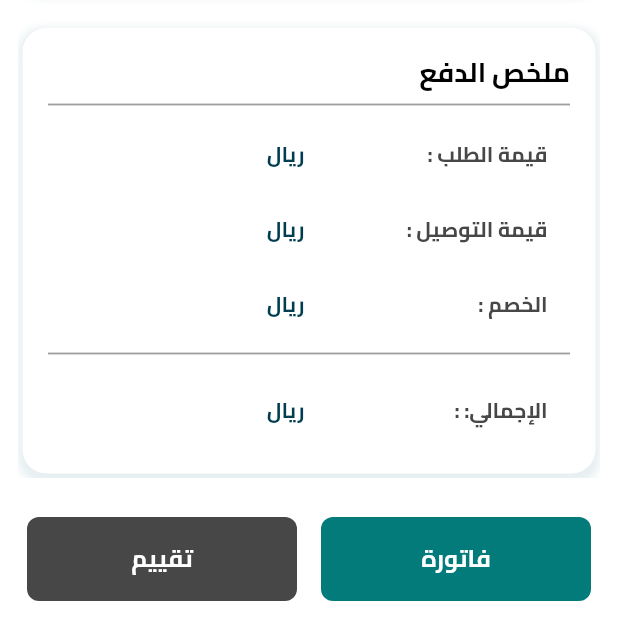
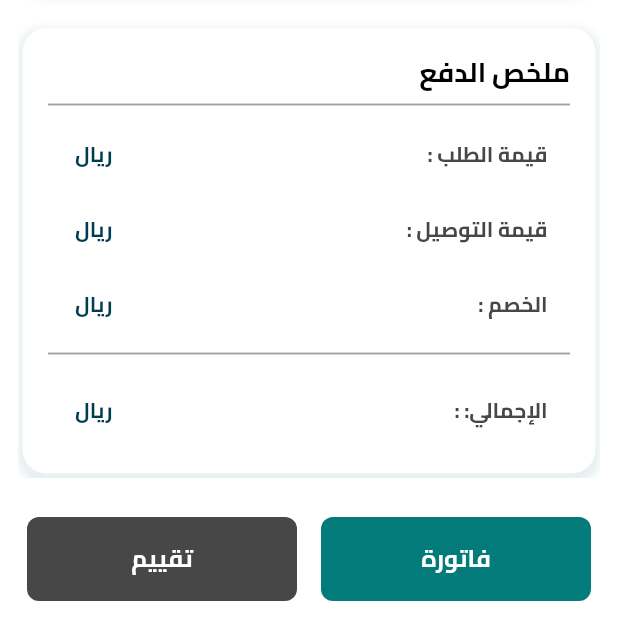
Before and after one commit to minazakaria88/obourkom_driver, a Flutter app: the CompletedOrderDetailsScreen screen opened directly with empty values, scrolled down 332 dp, on a phone screen of 412 x 824 dp, the part 608-1236 px from its top. Run offline on Flutter 3.47's test engine with Material 3 defaults, Android fonts, the phone set to English and light mode, and no system bars; drawn by our look-alikes of toastification; our stand-ins replace awesome_snackbar_content, bloc, cached_network_image, cloud_firestore, connectivity_plus, device_preview and 17 more; accounts and stored records are empty.

Commit message:
order status complete

```diff
--- a/lib/core/routes/app_routes.dart
+++ b/lib/core/routes/app_routes.dart
@@ -5,6 +5,7 @@ import 'package:obourkom_driver/core/routes/routes.dart';
 import 'package:obourkom_driver/features/main/presentation/cubit/main_cubit.dart';
 import 'package:obourkom_driver/features/main/presentation/pages/add_offers_screen.dart';
 import '../../features/find_and_chat_with_driver/presentation/cubit/find_and_chat_with_driver_cubit.dart';
+import '../../features/find_and_chat_with_driver/presentation/pages/finish_order_screen.dart';
 import '../../features/home/presentation/cubit/home_cubit.dart';
 import '../../features/home/presentation/pages/home_screen.dart';
 import '../../features/login/presentation/cubit/login_cubit.dart';
@@ -132,6 +133,10 @@ class AppRoues {
             child: const AddOffersScreen(),
           ),
         );
+      case Routes.finishOrderScreen:
+        return MaterialPageRoute(
+          builder: (context) => const FinishOrderScreen(),
+        );
       default:
         return null;
     }
--- a/lib/core/routes/routes.dart
+++ b/lib/core/routes/routes.dart
@@ -18,4 +18,6 @@ class Routes {
   static const String noInternet = '/noInternet';
   static const String error = '/error';
   static const String addOfferScreen='/addOfferScreen';
+  static const String finishOrderScreen='/finishOrderScreen';
+
 }
--- a/lib/core/widgets/my_app_bar.dart
+++ b/lib/core/widgets/my_app_bar.dart
@@ -31,6 +31,7 @@ class MyAppBar extends StatelessWidget implements PreferredSizeWidget {
           : null,
       title: Text(title),
       actions: actions,
+      centerTitle: !canPop,
       bottom: const BottomAppBarWidget(),
     );
   }
--- a/lib/features/find_and_chat_with_driver/presentation/cubit/find_and_chat_with_driver_cubit.dart
+++ b/lib/features/find_and_chat_with_driver/presentation/cubit/find_and_chat_with_driver_cubit.dart
@@ -68,6 +68,7 @@ class FindAndChatWithDriverCubit extends Cubit<FindAndChatWithDriverState> {
       orderStatusStream = findAndChatWithDriverRepository
           .getOrderStatus(orderId: orderId)
           .listen((status) {
+            logger.i(status);
             emit(state.copyWith(orderStatus: status));
           });
       logger.d(state.orderStatus);
@@ -110,6 +111,7 @@ class FindAndChatWithDriverCubit extends Cubit<FindAndChatWithDriverState> {
         image: state.image ?? '',
         collection: collection,
       );
+      logger.i('✅ Upload finished, got token: ${imageModel.token}');
       await changeOrderStatus(
         orderId: orderId,
         status: status,
--- a/lib/features/find_and_chat_with_driver/presentation/pages/order_details_screen.dart
+++ b/lib/features/find_and_chat_with_driver/presentation/pages/order_details_screen.dart
@@ -88,7 +88,8 @@ class EditOfferWidget extends StatelessWidget {
           BlocConsumer<FindAndChatWithDriverCubit, FindAndChatWithDriverState>(
             listener: (context, state) {},
             builder: (context, state) {
-              return statusToNumber[state.orderStatus]! >= 1
+              logger.d(state.orderStatus);
+              return statusToNumber[state.orderStatus]==null || statusToNumber[state.orderStatus]! >= 1
                   ? const SizedBox.shrink()
                   : MyButton(title: S.of(context).editOffer, onTap: () {});
             },
--- a/lib/features/find_and_chat_with_driver/presentation/widgets/finding_driver_widgets/order_details_item_widget.dart
+++ b/lib/features/find_and_chat_with_driver/presentation/widgets/finding_driver_widgets/order_details_item_widget.dart
@@ -16,13 +16,11 @@ class OrderDetailsItemWidget extends StatelessWidget {
       child: Row(
         mainAxisAlignment: MainAxisAlignment.spaceBetween,
         children: [
-          Expanded(
-            child: Text(
-              '$title :',
-              style: AppTextStyles.bold14Grey,
-            ),
+          Text(
+            '$title :',
+            style: AppTextStyles.bold14Grey,
           ),
-          Expanded(
+          Flexible(
             child: Text(
               value,
               maxLines: 1,
--- a/lib/features/find_and_chat_with_driver/presentation/widgets/order_details_widget/order_status_widget.dart
+++ b/lib/features/find_and_chat_with_driver/presentation/widgets/order_details_widget/order_status_widget.dart
@@ -18,7 +18,7 @@ class OrderStatusWidget extends StatelessWidget {
       listenWhen: (previous, current) => previous.orderStatus!=current.orderStatus,
       listener: (context, state) {
         if (state.orderStatus == delivered) {
-          context.pushNamedAndRemoveUntil(Routes.home, (r) => false);
+          context.pushNamedAndRemoveUntil(Routes.finishOrderScreen, (r) => false);
         }
       },
       buildWhen: (previous, current) =>
--- a/lib/features/find_and_chat_with_driver/presentation/widgets/order_details_widget/send_image_widget_body.dart
+++ b/lib/features/find_and_chat_with_driver/presentation/widgets/order_details_widget/send_image_widget_body.dart
@@ -22,7 +22,7 @@ class SendImageWidgetBody extends StatelessWidget {
   final String title2;
   final Function onSubmit;
   final Function uploadImage;
-  final String image;
+  final String ?image;
 
   @override
   Widget build(BuildContext context) {
@@ -49,7 +49,7 @@ class SendImageWidgetBody extends StatelessWidget {
           20.height,
           if (!image.isNullOrEmpty())
             Image.file(
-              File(image),
+              File(image!),
               height: 100,
               fit: BoxFit.fill,
               width: double.infinity,
--- a/lib/features/main/presentation/cubit/main_cubit.dart
+++ b/lib/features/main/presentation/cubit/main_cubit.dart
@@ -107,6 +107,7 @@ class MainCubit extends Cubit<MainState> {
   @override
   Future<void> close() {
     driverIdStream?.cancel();
+    ordersStream?.cancel();
     priceController.dispose();
     return super.close();
   }
--- a/lib/l10n/intl_ar.arb
+++ b/lib/l10n/intl_ar.arb
@@ -174,7 +174,8 @@
     "youCanNotReceiveAnyOrders": "لن يمكنك تلقي اي طلبات",
     "searchInProgress": "جاري البحث...",
     "searchForOrdersNearYourLocation":"يتم الان البحث عن طلبات بالقرب من موقعك",
-    "editOffer": ""
+    "editOffer": "تعديل العرض",
+    "orderCompletedSuccessfully": "تم اكمال الطلب بنجاح"
 
 
 
--- a/lib/l10n/intl_en.arb
+++ b/lib/l10n/intl_en.arb
@@ -171,7 +171,8 @@
   "youCanNotReceiveAnyOrders": "You Can Not Receive Any Orders",
   "searchInProgress": "Search In Progress",
   "searchForOrdersNearYourLocation": "Search For Orders Near Your Location",
-  "editOffer": "Edit Offer"
+  "editOffer": "Edit Offer",
+  "orderCompletedSuccessfully": "Order Completed Successfully"
 
 
 
```
Also changed, not shown: lib/features/find_and_chat_with_driver/presentation/pages/finish_order_screen.dart (+19 -6 lines), lib/features/find_and_chat_with_driver/presentation/widgets/order_details_widget/send_image_widget.dart (+12 -7 lines), assets/images/orderComplete.svg (added), lib/generated/assets.dart, lib/generated/intl/messages_ar.dart, lib/generated/intl/messages_en.dart, lib/generated/l10n.dart.
